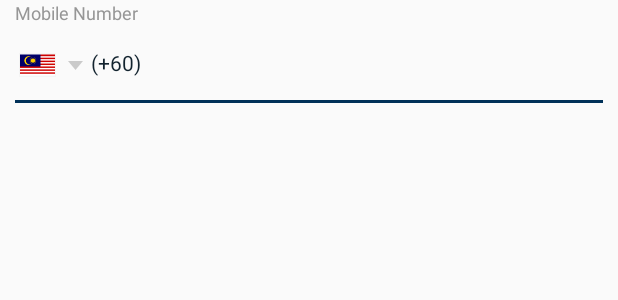
After one commit to kaodim/android-design, an Android app: the layout kdl_element_mobile_input_layout.xml on its own in the app's theme, with its tools: preview values and no code run, on a phone screen of 412 x 824 dp. The commit adds this screen. Shown: the top 300 px of the screen. Run offline under Robolectric (Android 15) with nearby library versions, the phone set to English and light mode, and no system bars.

Commit message:
Added Mobile Input Layout

```diff
--- a/kaodimdesign/build.gradle
+++ b/kaodimdesign/build.gradle
@@ -43,4 +43,6 @@ dependencies {
 
     implementation 'com.github.shasin89:NotificationBanner:1.1.5'
 
+    implementation 'com.android.support:design:27.1.1'
+
 }
--- /dev/null
+++ b/kaodimdesign/src/main/res/layout/kdl_element_mobile_input_layout.xml
@@ -0,0 +1,102 @@
+<?xml version="1.0" encoding="utf-8"?>
+<LinearLayout xmlns:android="http://schemas.android.com/apk/res/android"
+    xmlns:app="http://schemas.android.com/apk/res-auto"
+    android:layout_width="match_parent"
+    android:layout_height="wrap_content"
+    android:orientation="vertical">
+
+    <TextView
+        android:id="@+id/tvHintTitle"
+        android:layout_width="wrap_content"
+        android:layout_height="wrap_content"
+        android:layout_gravity="center_vertical"
+        android:layout_marginStart="10dp"
+        android:text="Mobile Number"
+        android:textColor="@color/kdl_grey_medium"
+        android:textSize="@dimen/size_12" />
+
+    <RelativeLayout
+        android:id="@+id/rlParent"
+        android:layout_width="match_parent"
+        android:layout_height="wrap_content">
+
+        <LinearLayout
+            android:id="@+id/llCountryCodeSelector"
+            android:layout_width="wrap_content"
+            android:layout_height="50dp"
+            android:layout_centerVertical="true"
+            android:layout_marginStart="10dp"
+            android:orientation="horizontal">
+
+            <ImageView
+                android:id="@+id/ivFlag"
+                android:layout_width="30dp"
+                android:layout_height="16dp"
+                android:layout_gravity="center_vertical"
+                android:layout_marginTop="2dp"
+                android:src="@drawable/ic_flag_my" />
+
+            <ImageView
+                android:id="@+id/ivDropdown"
+                android:layout_width="10dp"
+                android:layout_height="10dp"
+                android:layout_gravity="center_vertical"
+                android:layout_marginStart="5dp"
+                android:layout_marginTop="2dp"
+                android:src="@drawable/ic_dropdown" />
+
+            <TextView
+                android:id="@+id/tvCode"
+                android:layout_width="wrap_content"
+                android:layout_height="wrap_content"
+                android:layout_gravity="center_vertical"
+                android:layout_marginStart="5dp"
+                android:text="(+60)"
+                android:textColor="@color/blackpearl"
+                android:textSize="@dimen/size_14" />
+
+        </LinearLayout>
+
+        <RelativeLayout
+            android:id="@+id/rlMobileViewTouchArea"
+            android:layout_width="wrap_content"
+            android:layout_height="wrap_content"
+            android:layout_centerVertical="true"
+            android:layout_toEndOf="@+id/llCountryCodeSelector"
+            android:paddingLeft="15dp"
+            android:paddingRight="15dp">
+
+            <EditText
+                android:id="@+id/etInput"
+                android:layout_width="match_parent"
+                android:layout_height="wrap_content"
+                android:backgroundTint="@android:color/transparent"
+                android:textSize="@dimen/size_14" />
+
+        </RelativeLayout>
+
+    </RelativeLayout>
+
+    <View
+        android:id="@+id/viewMargin"
+        android:layout_width="match_parent"
+        android:layout_height="2dp"
+        android:layout_marginRight="10dp"
+        android:layout_marginLeft="10dp"
+        android:background="@color/firefly" />
+
+    <RelativeLayout
+        android:layout_width="wrap_content"
+        android:layout_height="wrap_content"
+        android:background="@drawable/transparent_bg_with_border">
+
+        <android.support.v7.widget.RecyclerView
+            android:id="@+id/rvCountryCodeSelector"
+            android:layout_width="match_parent"
+            android:layout_height="wrap_content"
+            android:background="@color/porcelain"
+            android:visibility="gone" />
+
+    </RelativeLayout>
+
+</LinearLayout>
--- a/kaodimdesign/src/main/res/values/attrs.xml
+++ b/kaodimdesign/src/main/res/values/attrs.xml
@@ -44,6 +44,11 @@
         <attr name="mockHint" format="string" />
     </declare-styleable>
 
+    <declare-styleable name="MobileInputLayout">
+        <attr name="inputHint" format="string" />
+        <attr name="inputHintTitle" format="string" />
+    </declare-styleable>
+
     <declare-styleable name="FacebookButton">
         <attr name="fbHint" format="string" />
     </declare-styleable>
```
Also changed, not shown: kaodimdesign/src/main/java/com/kaodim/design/components/MobileInputLayout.java (added, +159 -0 lines), kaodimdesign/src/main/res/drawable/ic_dropdown.png (added), 1 other file.
